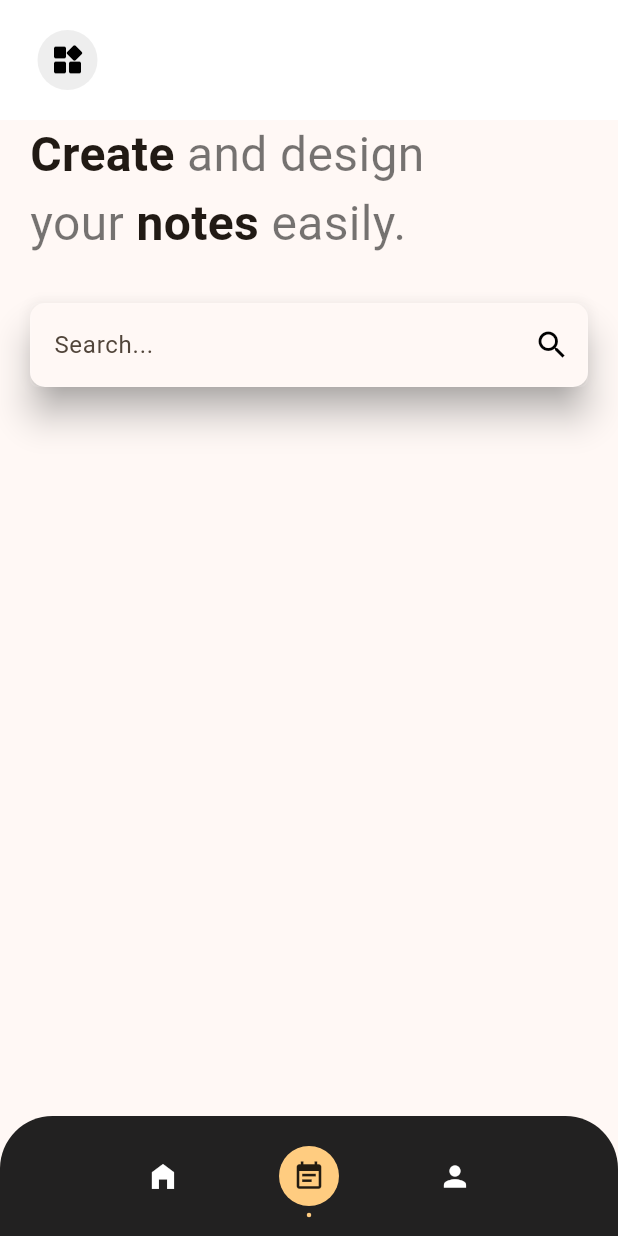
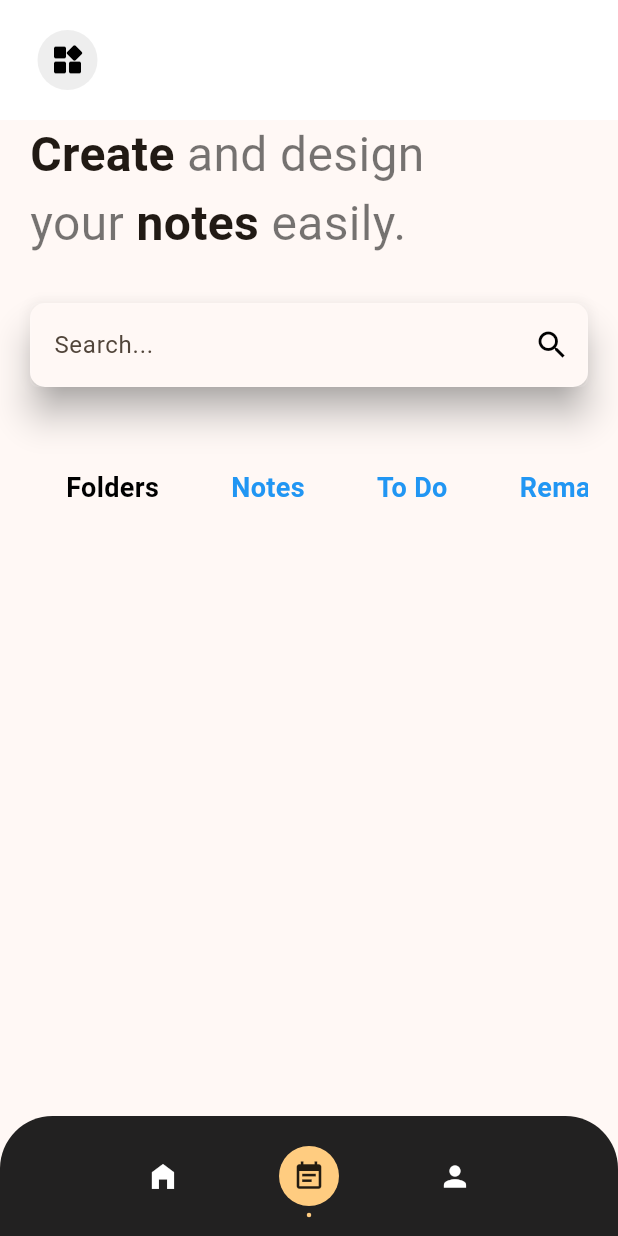
Before and after one commit to Devendrareddy1402/NotesHub, a Flutter app: the screen it shows after launch, after a tap on the "event note" icon, on a phone screen of 412 x 824 dp. Run offline on Flutter 3.47's test engine with Material 3 defaults, Android fonts, the phone set to English and light mode, and no system bars; drawn by our look-alikes of styled_text; our stand-ins replace flutter_riverpod.

Commit message:
notes Screen update

```diff
--- a/lib/screens/notes_screen.dart
+++ b/lib/screens/notes_screen.dart
@@ -1,15 +1,24 @@
 import 'package:flutter/material.dart';
+import 'package:notes_app_1/widgets/row_builder.dart';
+
 import 'package:styled_text/styled_text.dart';
 
-class NotesScreen extends StatelessWidget {
+class NotesScreen extends StatefulWidget {
   const NotesScreen({super.key});
 
   @override
+  State<NotesScreen> createState() => _NotesScreenState();
+}
+
+class _NotesScreenState extends State<NotesScreen> {
+  @override
   Widget build(BuildContext context) {
-    return Container(
+    var tappedIndex = 0;
+    return SizedBox(
       height: double.infinity,
       width: double.infinity,
-      child: Column(children: [
+      child: Column(
+        children: [
           Row(
             children: [
               StyledText(
@@ -23,7 +32,8 @@ class NotesScreen extends StatelessWidget {
                 },
                 style: const TextStyle(
                   fontSize: 32,
-                )),
+                ),
+              ),
             ],
           ),
           const SizedBox(
@@ -41,10 +51,12 @@ class NotesScreen extends StatelessWidget {
                   icon: const Icon(
                     Icons.search,
                     color: Colors.black,
-                  )),
+                  ),
+                ),
                 focusedBorder: OutlineInputBorder(
                   borderSide: const BorderSide(color: Colors.white10),
-                  borderRadius: BorderRadius.circular(20)),
+                  borderRadius: BorderRadius.circular(20),
+                ),
                 enabledBorder: OutlineInputBorder(
                   borderSide: const BorderSide(color: Colors.white10),
                   borderRadius: BorderRadius.circular(5),
@@ -52,7 +64,30 @@ class NotesScreen extends StatelessWidget {
               ),
             ),
           ),
-      ]),
+          const SizedBox(
+            height: 30,
+          ),
+          Expanded(
+            child: Stack(
+              children: [
+                RowBuilder(
+                  choosenIndex: tappedIndex,
+                  onElementTap: (index) {
+                    setState(
+                      () {
+                        tappedIndex = index;
+                        print(tappedIndex);
+                      },
+                    );
+                  },
+
+                ),
+
+              ],
+            ),
+          ),
+        ],
+      ),
     );
   }
 }
--- /dev/null
+++ b/lib/widgets/element_builder.dart
@@ -0,0 +1,44 @@
+import 'package:flutter/material.dart';
+
+class ElementBuilder extends StatefulWidget {
+  const ElementBuilder({
+    super.key,
+    required this.name,
+    required this.index,
+    required this.onTap,
+    required this.isSelected,
+  });
+
+  final String name;
+  final int index;
+  final bool isSelected;
+  final Function onTap;
+
+  @override
+  State<ElementBuilder> createState() => _ElementBuilderState();
+}
+
+class _ElementBuilderState extends State<ElementBuilder> {
+  @override
+  Widget build(context) {
+    return GestureDetector(
+      onTap: () {
+        widget.onTap(widget.index);
+        print(widget.index);
+        print(widget.isSelected);
+      },
+      child: Container(
+        margin: const EdgeInsets.all(8.0),
+        padding: const EdgeInsets.all(16.0),
+        child: Text(
+          widget.name,
+          style: TextStyle(
+            color: widget.isSelected ? Colors.black : Colors.blue,
+            fontSize: 18,
+            fontWeight: FontWeight.bold,
+          ),
+        ),
+      ),
+    );
+  }
+}
--- /dev/null
+++ b/lib/widgets/row_builder.dart
@@ -0,0 +1,39 @@
+import 'package:flutter/widgets.dart';
+import 'package:notes_app_1/widgets/element_builder.dart';
+
+class RowBuilder extends StatefulWidget {
+  const RowBuilder({
+    super.key,
+    required this.onElementTap,
+    required this.choosenIndex,
+  });
+  final int choosenIndex;
+  final Function(int) onElementTap;
+
+  @override
+  State<RowBuilder> createState() => _RowBuilderState();
+}
+
+class _RowBuilderState extends State<RowBuilder> {
+  @override
+  Widget build(context) {
+    const List<String> _elementNames = [
+      'Folders',
+      'Notes',
+      'To Do',
+      'Remainder',
+    ];
+    return ListView(
+      scrollDirection: Axis.horizontal,
+      children: [
+        for (int i = 0; i < 4; i++)
+          ElementBuilder(
+            name: _elementNames[i],
+            index: i,
+            onTap: widget.onElementTap,
+            isSelected: i == widget.choosenIndex,
+          ),
+      ],
+    );
+  }
+}
--- a/pubspec.yaml
+++ b/pubspec.yaml
@@ -47,7 +47,7 @@ dev_dependencies:
   # activated in the `analysis_options.yaml` file located at the root of your
   # package. See that file for information about deactivating specific lint
   # rules and activating additional ones.
-  flutter_lints: ^2.0.0
+  flutter_lints: ^3.0.1
 
 # For information on the generic Dart part of this file, see the
 # following page: https://dart.dev/tools/pub/pubspec
```
Also changed, not shown: lib/screens/subscreens/folders.dart (added, +9 -0 lines), lib/screens/subscreens/notes.dart (added, +9 -0 lines), lib/screens/subscreens/remainder.dart (added, +9 -0 lines), lib/screens/subscreens/todo.dart (added, +9 -0 lines), lib/widgets/base_temp.dart (+7 -3 lines), lib/widgets/nav_icon.dart (+10 -4 lines), lib/widgets/navigation_bar.dart (+20 -5 lines), pubspec.lock. Lines whose indentation alone changed are shown as unchanged.
